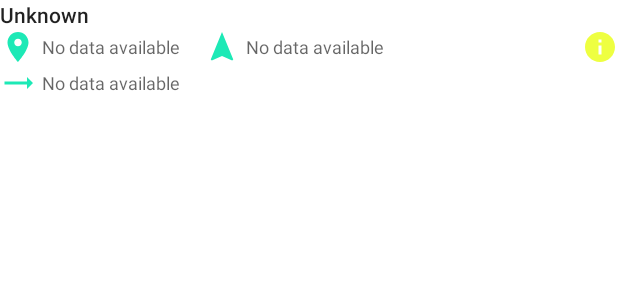
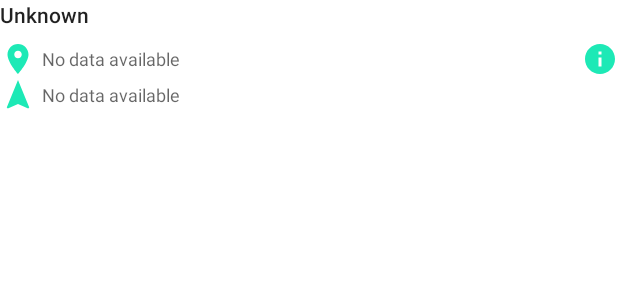
Before and after one commit to haukesomm/eHealth-Demo, an Android app: the layout blackbox_data_preview.xml on its own in the app's theme, with its tools: preview values and no code run, on a phone screen of 412 x 824 dp. Shown: the top 300 px of the screen. Run offline under Robolectric (Android 15) with nearby library versions, the phone set to English and light mode, and no system bars.

Commit message:
Removed average speed from BlackboxAdapter

```diff
--- a/app/src/main/res/layout/blackbox_data_preview.xml
+++ b/app/src/main/res/layout/blackbox_data_preview.xml
@@ -8,6 +8,7 @@
         android:id="@+id/blackbox_data_preview_date"
         android:layout_width="wrap_content"
         android:layout_height="wrap_content"
+        android:layout_marginBottom="@dimen/margin_small"
         style="@style/Text.Body2.Primary"
         android:text="@string/unknown"/>
 
@@ -27,24 +28,10 @@
         android:id="@+id/blackbox_data_preview_destination"
         android:layout_width="wrap_content"
         android:layout_height="wrap_content"
-        android:layout_below="@id/blackbox_data_preview_date"
-        android:layout_toEndOf="@id/blackbox_data_preview_start"
-        android:layout_marginStart="@dimen/margin_default"
+        android:layout_below="@id/blackbox_data_preview_start"
         android:gravity="center_vertical"
         style="@style/Text.Caption.Secondary"
         android:drawableStart="@drawable/ic_map_destination"
-        android:drawablePadding="@dimen/margin_tiny"
-        android:drawableTint="@color/colorPrimary"
-        android:text="@string/data_notAvailable"/>
-
-    <TextView
-        android:id="@+id/blackbox_data_preview_averageSpeed"
-        android:layout_width="wrap_content"
-        android:layout_height="wrap_content"
-        android:layout_below="@id/blackbox_data_preview_start"
-        android:gravity="center_vertical"
-        style="@style/Text.Caption.Secondary"
-        android:drawableStart="@drawable/ic_stats_flat"
         android:drawablePadding="@dimen/margin_tiny"
         android:drawableTint="@color/colorPrimary"
         android:text="@string/data_notAvailable"/>
@@ -56,6 +43,6 @@
         android:layout_alignParentEnd="true"
         android:layout_below="@id/blackbox_data_preview_date"
         android:src="@drawable/ic_info"
-        android:tint="@color/colorAccent"/>
+        android:tint="@color/colorPrimary"/>
 
 </RelativeLayout>
```
Also changed, not shown: app/src/main/java/de/haukesomm/telematics/data/BlackboxAdapter.java (+44 -23 lines).
